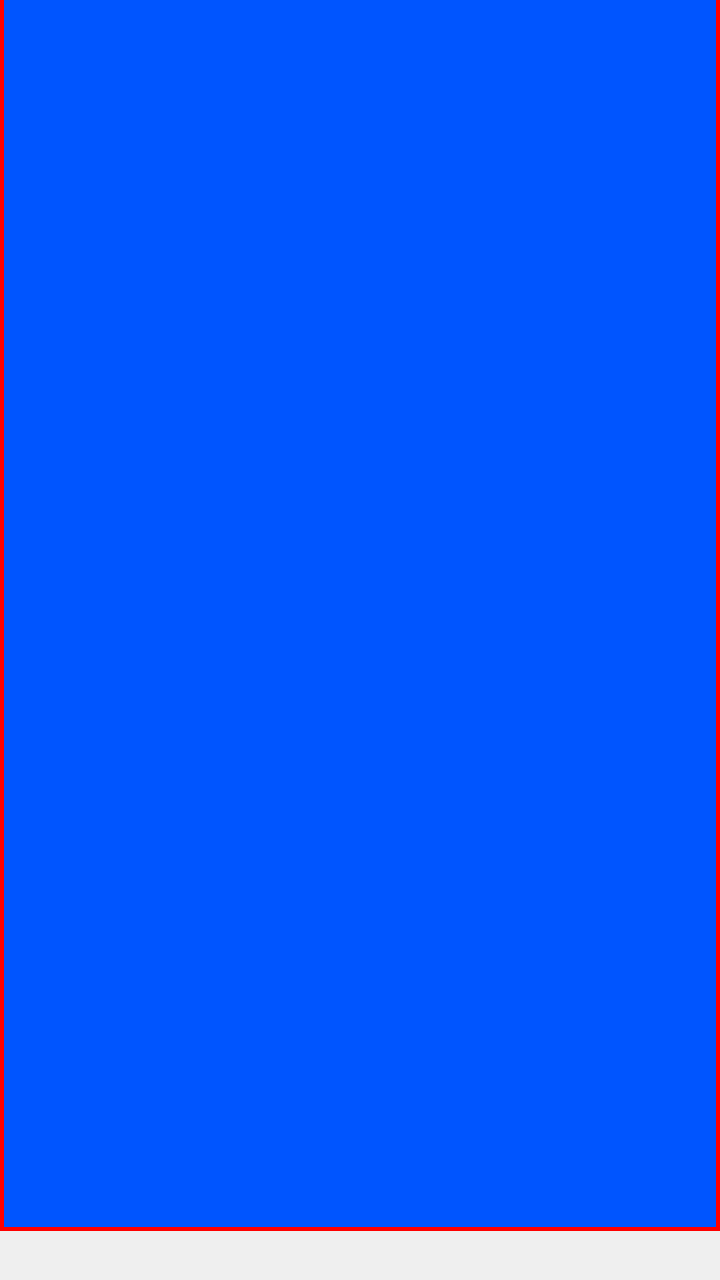
Before: the Qt Designer form mainwindow.ui in dylondark/cob-taylor-games, drawn with Qt 5.
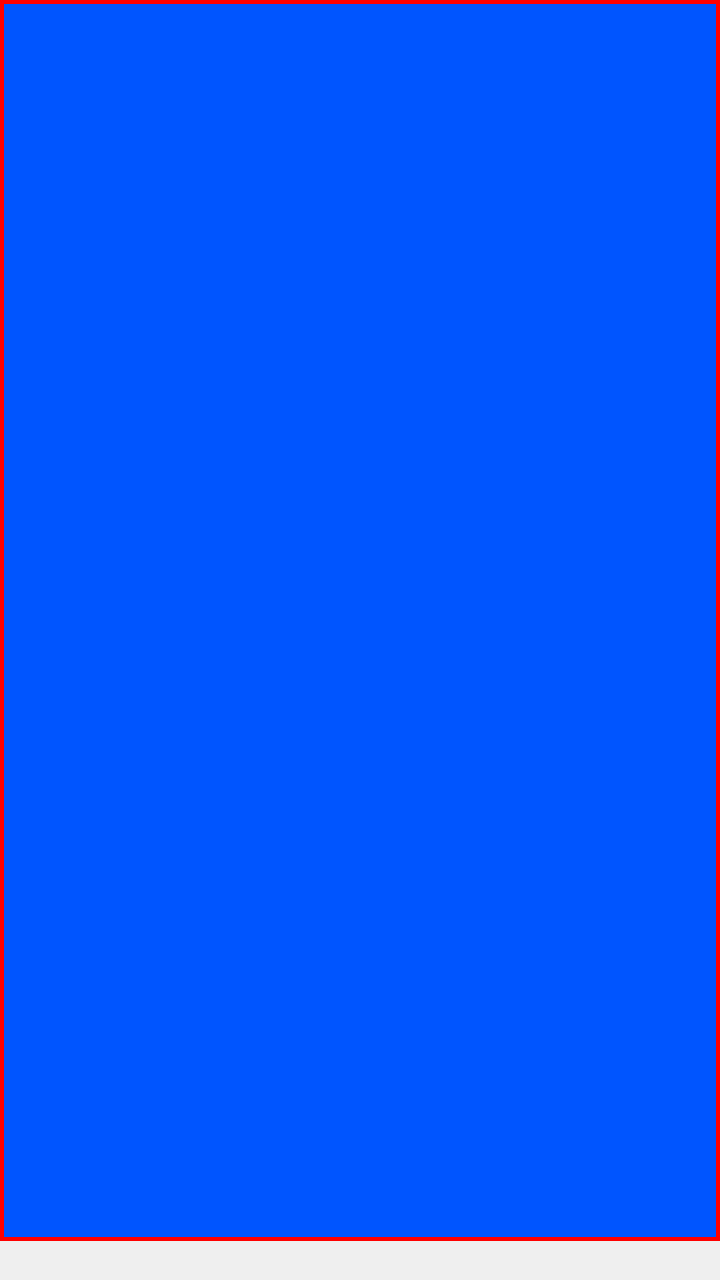
After: the same form once the commit is applied.

Commit message: Change menuBox to a QFrame

Patch:
```diff
--- a/mainwindow.ui
+++ b/mainwindow.ui
@@ -20,11 +20,11 @@
    <string>MainWindow</string>
   </property>
   <widget class="QWidget" name="centralwidget">
-   <widget class="QGroupBox" name="menuBox">
+   <widget class="QFrame" name="menuBox">
     <property name="geometry">
      <rect>
       <x>0</x>
-      <y>-10</y>
+      <y>0</y>
       <width>720</width>
       <height>1241</height>
      </rect>
@@ -36,12 +36,6 @@
      <string notr="true">background-color: rgb(0, 85, 255);
 border: 4px solid red;</string>
     </property>
-    <property name="title">
-     <string/>
-    </property>
-    <property name="alignment">
-     <set>Qt::AlignLeading|Qt::AlignLeft|Qt::AlignVCenter</set>
-    </property>
    </widget>
   </widget>
  </widget>
```
